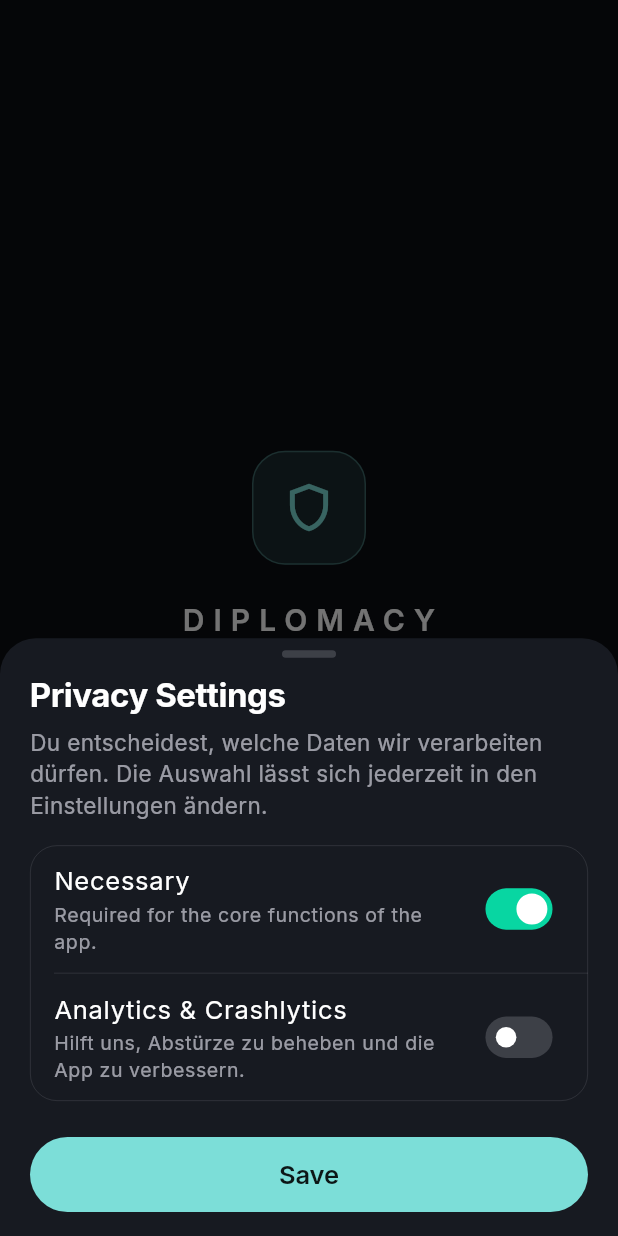
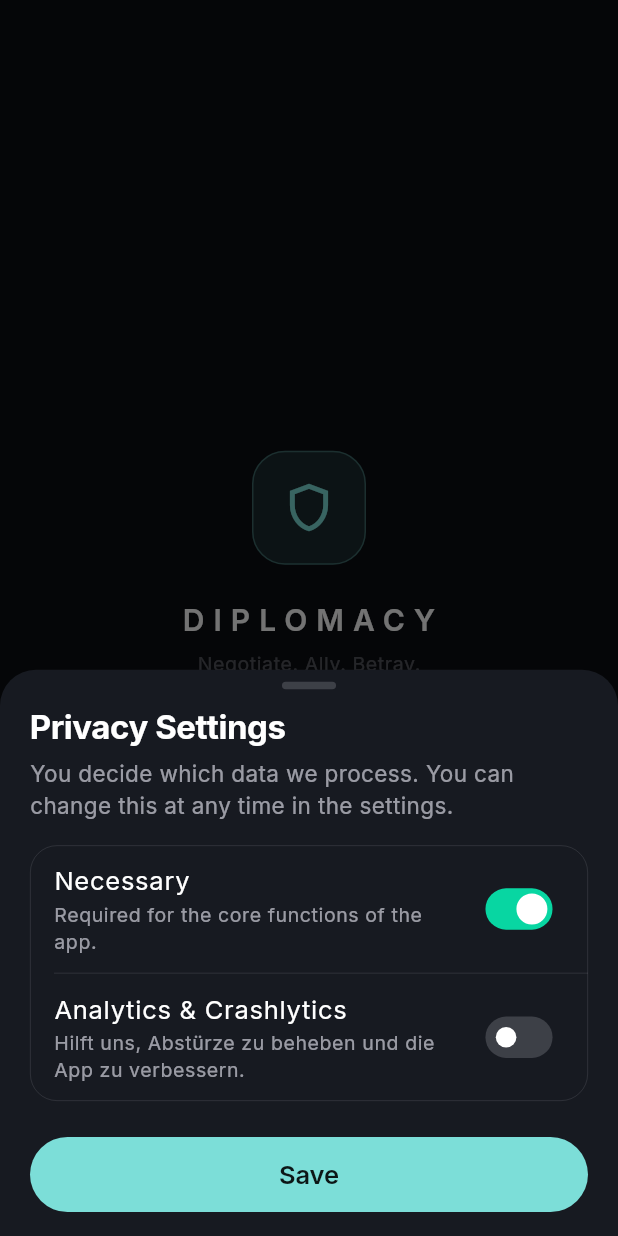
Before and after one commit to dmitrii-kovalenko/diplomacy-app, a Flutter app: the screen it shows after launch, on a phone screen of 412 x 824 dp. Run offline on Flutter 3.47's test engine with Material 3 defaults, Android fonts, the phone set to English and light mode, and no system bars; our stand-ins replace dio, firebase_analytics, firebase_core, firebase_messaging, flutter_secure_storage, google_fonts and 3 more; missing offline and left inert: cryptography; accounts and stored records are empty; generated files the repository leaves out were written again.

Commit message:
fix(i18n): fix remaining German in main.dart

```diff
--- a/lib/main.dart
+++ b/lib/main.dart
@@ -56,9 +56,8 @@ Future<bool> _showConsentSheet(BuildContext context) async {
                               style: t.displaySmall),
                           const SizedBox(height: AppSpacing.sm),
                           Text(
-                            'Du entscheidest, welche Daten wir verarbeiten '
-                            'dürfen. Die Auswahl lässt sich jederzeit in den '
-                            'Einstellungen ändern.',
+                            'You decide which data we process. You can change '
+                            'this at any time in the settings.',
                             style:
                                 t.bodyMedium?.copyWith(color: c.labelSecondary),
                           ),
```
